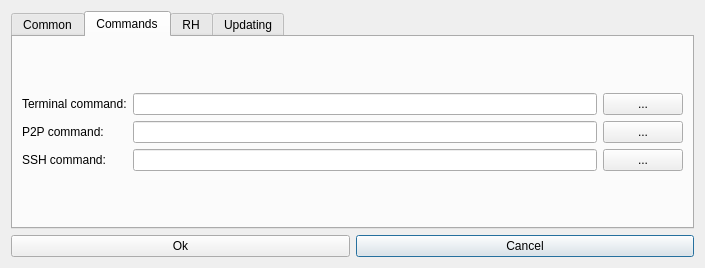
This is hub/forms/DlgSettings.ui in subutai-io/control-center as Qt 5 draws it before an edit. The edited form follows.
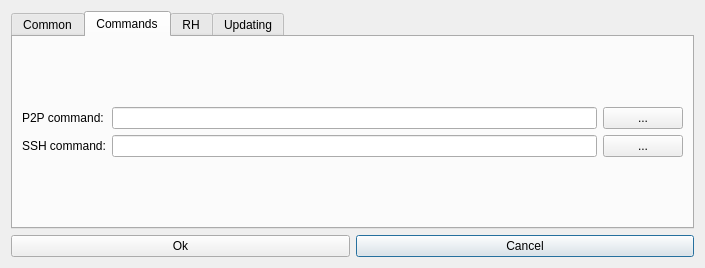
This is the edited form. The open tabs and pages were chosen to show the change. Icons and pictures are not drawn.

Diff of the .ui file:
```diff
--- a/hub/forms/DlgSettings.ui
+++ b/hub/forms/DlgSettings.ui
@@ -166,24 +166,17 @@
         <layout class="QVBoxLayout" name="verticalLayout">
          <item>
           <layout class="QGridLayout" name="gridLayout">
-           <item row="0" column="0">
-            <widget class="QLabel" name="lbl_ssh_terminal_path">
-             <property name="text">
-              <string>Terminal command:</string>
-             </property>
-            </widget>
-           </item>
            <item row="0" column="1">
-            <widget class="QLineEdit" name="le_terminal_command"/>
+            <widget class="QLineEdit" name="le_p2p_command"/>
            </item>
-           <item row="0" column="2">
-            <widget class="QPushButton" name="btn_terminal_file_dialog">
+           <item row="1" column="0">
+            <widget class="QLabel" name="lbl_ssh_command">
              <property name="text">
-              <string>...</string>
+              <string>SSH command:</string>
              </property>
             </widget>
            </item>
-           <item row="1" column="0">
+           <item row="0" column="0">
             <widget class="QLabel" name="lbl_p2p_path">
              <property name="text">
               <string>P2P command:</string>
@@ -191,32 +184,22 @@
             </widget>
            </item>
            <item row="1" column="1">
-            <widget class="QLineEdit" name="le_p2p_command"/>
-           </item>
-           <item row="1" column="2">
-            <widget class="QPushButton" name="btn_p2p_file_dialog">
-             <property name="text">
-              <string>...</string>
-             </property>
-            </widget>
-           </item>
-           <item row="2" column="1">
             <widget class="QLineEdit" name="le_ssh_command"/>
            </item>
-           <item row="2" column="0">
-            <widget class="QLabel" name="lbl_ssh_command">
-             <property name="text">
-              <string>SSH command:</string>
-             </property>
-            </widget>
-           </item>
-           <item row="2" column="2">
+           <item row="1" column="2">
             <widget class="QPushButton" name="btn_ssh_command">
              <property name="text">
               <string>...</string>
              </property>
             </widget>
            </item>
+           <item row="0" column="2">
+            <widget class="QPushButton" name="btn_p2p_file_dialog">
+             <property name="text">
+              <string>...</string>
+             </property>
+            </widget>
+           </item>
           </layout>
          </item>
         </layout>
```
Left out of the diff: 2 changed lines with no effect on the pictures.
